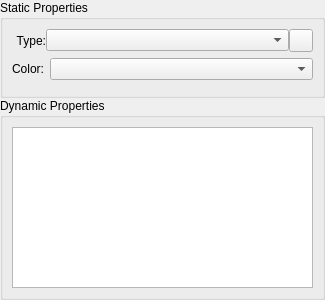
Above: src/Interface/DataPropertiesWidget.ui from KDE/rocs before the change. Below: the same form after it.
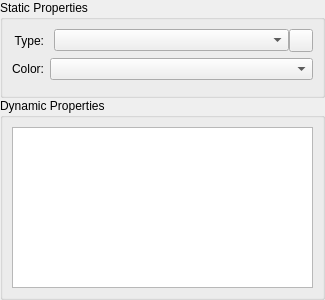
That is the form after the change. Custom widgets are drawn as their Qt base class.

Commit message: Cleanup pointer properties dialog.

The edit to the form file:
```diff
--- a/src/Interface/DataPropertiesWidget.ui
+++ b/src/Interface/DataPropertiesWidget.ui
@@ -38,76 +38,16 @@
       <string>Static Properties</string>
      </property>
      <layout class="QVBoxLayout" name="verticalLayout_4">
-      <item>
-       <widget class="QWidget" name="widget" native="true">
-        <layout class="QGridLayout" name="gridLayout_2">
-         <property name="leftMargin">
-          <number>4</number>
-         </property>
-         <property name="topMargin">
-          <number>0</number>
-         </property>
-         <property name="rightMargin">
-          <number>0</number>
-         </property>
-         <property name="bottomMargin">
-          <number>0</number>
-         </property>
-         <property name="spacing">
-          <number>0</number>
-         </property>
-         <item row="0" column="1">
-          <widget class="KComboBox" name="_dataType">
-           <property name="sizePolicy">
-            <sizepolicy hsizetype="Expanding" vsizetype="Fixed">
-             <horstretch>0</horstretch>
-             <verstretch>0</verstretch>
-            </sizepolicy>
-           </property>
-          </widget>
-         </item>
-         <item row="0" column="2">
-          <widget class="QToolButton" name="_editType">
-           <property name="text">
-            <string/>
-           </property>
-          </widget>
-         </item>
-         <item row="0" column="0">
-          <widget class="QLabel" name="label_3">
-           <property name="sizePolicy">
-            <sizepolicy hsizetype="Preferred" vsizetype="Preferred">
-             <horstretch>0</horstretch>
-             <verstretch>0</verstretch>
-            </sizepolicy>
-           </property>
-           <property name="layoutDirection">
-            <enum>Qt::LeftToRight</enum>
-           </property>
-           <property name="text">
-            <string>Type:</string>
-           </property>
-           <property name="alignment">
-            <set>Qt::AlignRight|Qt::AlignTrailing|Qt::AlignVCenter</set>
-           </property>
-           <property name="buddy">
-            <cstring>_dataType</cstring>
-           </property>
-          </widget>
-         </item>
-        </layout>
-       </widget>
-      </item>
       <item>
        <layout class="QGridLayout" name="gridLayout_3">
-        <item row="0" column="1">
+        <item row="1" column="1">
          <widget class="KColorCombo" name="_color">
           <property name="toolTip">
            <string>Node color</string>
           </property>
          </widget>
         </item>
-        <item row="0" column="0">
+        <item row="1" column="0">
          <widget class="QLabel" name="label_6">
           <property name="sizePolicy">
            <sizepolicy hsizetype="Fixed" vsizetype="Minimum">
@@ -129,6 +69,66 @@
           </property>
          </widget>
         </item>
+        <item row="0" column="0">
+         <widget class="QLabel" name="label_3">
+          <property name="sizePolicy">
+           <sizepolicy hsizetype="Preferred" vsizetype="Preferred">
+            <horstretch>0</horstretch>
+            <verstretch>0</verstretch>
+           </sizepolicy>
+          </property>
+          <property name="layoutDirection">
+           <enum>Qt::LeftToRight</enum>
+          </property>
+          <property name="text">
+           <string>Type:</string>
+          </property>
+          <property name="alignment">
+           <set>Qt::AlignRight|Qt::AlignTrailing|Qt::AlignVCenter</set>
+          </property>
+          <property name="buddy">
+           <cstring>_dataType</cstring>
+          </property>
+         </widget>
+        </item>
+        <item row="0" column="1">
+         <widget class="QWidget" name="widget" native="true">
+          <layout class="QGridLayout" name="gridLayout_2">
+           <property name="leftMargin">
+            <number>4</number>
+           </property>
+           <property name="topMargin">
+            <number>0</number>
+           </property>
+           <property name="rightMargin">
+            <number>0</number>
+           </property>
+           <property name="bottomMargin">
+            <number>0</number>
+           </property>
+           <property name="spacing">
+            <number>0</number>
+           </property>
+           <item row="0" column="1">
+            <widget class="KComboBox" name="_dataType">
+             <property name="sizePolicy">
+              <sizepolicy hsizetype="Expanding" vsizetype="Fixed">
+               <horstretch>0</horstretch>
+               <verstretch>0</verstretch>
+              </sizepolicy>
+             </property>
+            </widget>
+           </item>
+           <item row="0" column="2">
+            <widget class="QToolButton" name="_editType">
+             <property name="text">
+              <string/>
+             </property>
+            </widget>
+           </item>
+          </layout>
+         </widget>
+        </item>
        </layout>
       </item>
       <item>
```
The commit also changes 4 other files.
